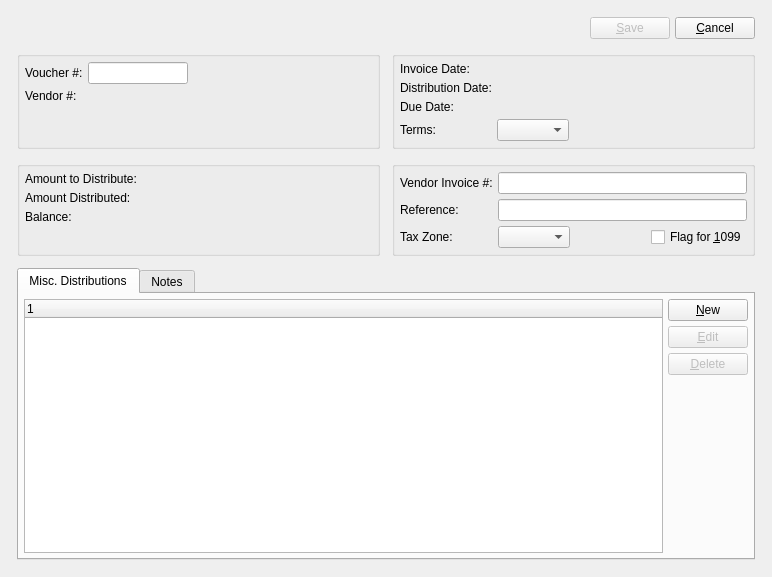
Above: guiclient/miscVoucher.ui from knowhow/xtuple before the change. Below: the same form after it.
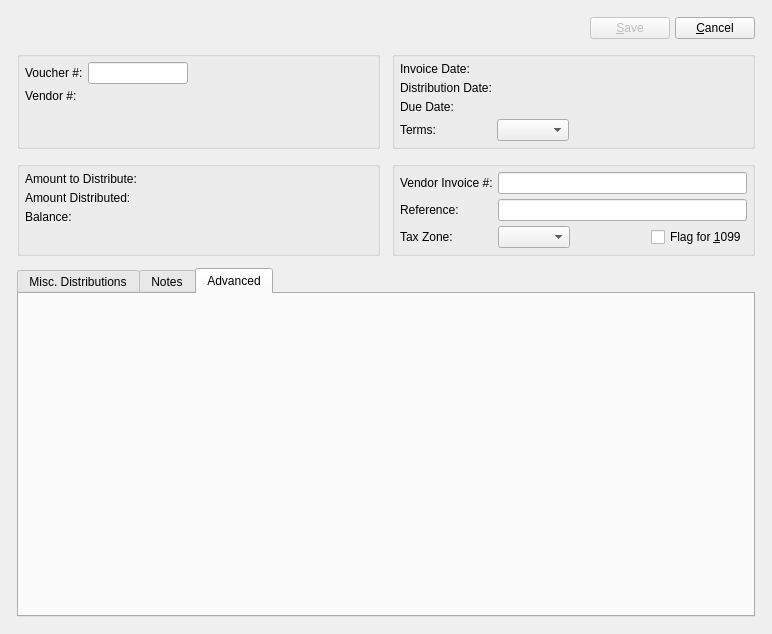
That is the form after the change. The open tabs and pages were chosen to show the change. Custom widgets are drawn as their Qt base class.

Diff of the .ui file:
```diff
--- a/guiclient/miscVoucher.ui
+++ b/guiclient/miscVoucher.ui
@@ -14,7 +14,7 @@
     <x>0</x>
     <y>0</y>
     <width>772</width>
-    <height>577</height>
+    <height>634</height>
    </rect>
   </property>
   <property name="windowTitle">
@@ -421,6 +421,54 @@
          </item>
         </layout>
        </widget>
+       <widget class="QWidget" name="advancedTab">
+        <attribute name="title">
+         <string>Advanced</string>
+        </attribute>
+        <layout class="QVBoxLayout" name="verticalLayout_2">
+         <item>
+          <layout class="QVBoxLayout" name="verticalLayout">
+           <item>
+            <layout class="QHBoxLayout" name="horizontalLayout_3">
+             <item>
+              <widget class="RecurrenceWidget" name="_recurring">
+               <property name="minPeriod">
+                <enum>RecurrenceWidget::Daily</enum>
+               </property>
+              </widget>
+             </item>
+             <item>
+              <spacer name="horizontalSpacer_2">
+               <property name="orientation">
+                <enum>Qt::Horizontal</enum>
+               </property>
+               <property name="sizeHint" stdset="0">
+                <size>
+                 <width>40</width>
+                 <height>20</height>
+                </size>
+               </property>
+              </spacer>
+             </item>
+            </layout>
+           </item>
+           <item>
+            <spacer name="verticalSpacer">
+             <property name="orientation">
+              <enum>Qt::Vertical</enum>
+             </property>
+             <property name="sizeHint" stdset="0">
+              <size>
+               <width>20</width>
+               <height>40</height>
+              </size>
+             </property>
+            </spacer>
+           </item>
+          </layout>
+         </item>
+        </layout>
+       </widget>
       </widget>
      </item>
     </layout>
@@ -446,6 +494,11 @@
    <header>datecluster.h</header>
    <container>1</container>
   </customwidget>
+  <customwidget>
+   <class>RecurrenceWidget</class>
+   <extends>QWidget</extends>
+   <header>recurrencewidget.h</header>
+  </customwidget>
   <customwidget>
    <class>VendorCluster</class>
    <extends>QWidget</extends>
```
